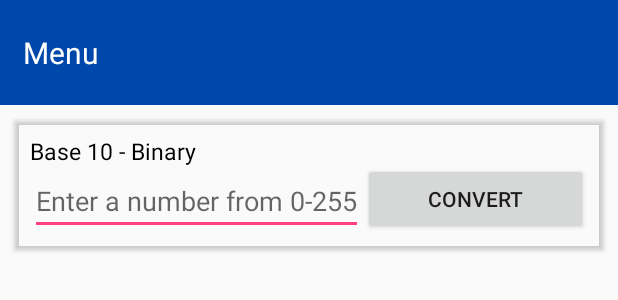
After one commit to engineksoftware/AndroidToArduino, an Android app: the layout activity_main_fragment.xml on its own in the app's theme, with its tools: preview values and no code run, on a phone screen of 412 x 824 dp. The commit adds this screen. Shown: the top 300 px of the screen. Run offline under Robolectric (Android 15) with nearby library versions, the phone set to English and light mode, and no system bars.

Commit message:
Added the UI for entering a Base 10 number. Added the function that sends the number to the bluetooth module.

```diff
--- a/app/src/main/AndroidManifest.xml
+++ b/app/src/main/AndroidManifest.xml
@@ -18,7 +18,8 @@
                 <category android:name="android.intent.category.LAUNCHER" />
             </intent-filter>
         </activity>
-        <activity android:name=".DeviceFragment"></activity>
+        <activity android:name=".DeviceFragment" />
+        <activity android:name=".MainFragment"></activity>
     </application>
 
 </manifest>
--- /dev/null
+++ b/app/src/main/res/layout/activity_main_fragment.xml
@@ -0,0 +1,69 @@
+<?xml version="1.0" encoding="utf-8"?>
+<RelativeLayout xmlns:android="http://schemas.android.com/apk/res/android"
+    xmlns:tools="http://schemas.android.com/tools"
+    android:layout_width="match_parent"
+    android:layout_height="match_parent"
+    android:clipToPadding="false"
+    tools:context="engineksoftware.arudinoproject.MainFragment">
+
+    <RelativeLayout
+        android:background="@color/cobalt_blue"
+        android:id="@+id/topBar"
+        android:layout_width="match_parent"
+        android:layout_height="70dp">
+
+        <TextView
+            android:layout_marginLeft="15dp"
+            android:textSize="20sp"
+            android:textColor="@color/white"
+            android:layout_centerVertical="true"
+            android:text="Menu"
+            android:id="@+id/screenTitle"
+            android:layout_width="wrap_content"
+            android:layout_height="wrap_content" />
+
+    </RelativeLayout>
+
+    <RelativeLayout
+        android:outlineProvider="bounds"
+        android:elevation="2dp"
+        android:paddingBottom="10dp"
+        android:paddingTop="10dp"
+        android:paddingRight="10dp"
+        android:paddingLeft="10dp"
+        android:layout_marginBottom="10dp"
+        android:layout_marginRight="10dp"
+        android:layout_marginLeft="10dp"
+        android:layout_marginTop="10dp"
+        android:id="@+id/numtobinLayout"
+        android:layout_below="@id/topBar"
+        android:layout_width="match_parent"
+        android:layout_height="wrap_content">
+
+        <TextView
+            android:textColor="@color/black"
+            android:id="@+id/numtobinText"
+            android:textSize="15sp"
+            android:text="Base 10 - Binary"
+            android:layout_width="wrap_content"
+            android:layout_height="wrap_content" />
+
+        <EditText
+            android:id="@+id/editBase10"
+            android:hint="Enter a number from 0-255"
+            android:layout_below="@+id/numtobinText"
+            android:layout_width="wrap_content"
+            android:layout_height="wrap_content" />
+
+        <Button
+            android:layout_alignBottom="@+id/editBase10"
+            android:id="@+id/buttonConvert"
+            android:layout_alignParentRight="true"
+            android:layout_toRightOf="@+id/editBase10"
+            android:text="Convert"
+            android:layout_width="wrap_content"
+            android:layout_height="wrap_content" />
+
+    </RelativeLayout>
+
+</RelativeLayout>
--- a/app/src/main/res/values/colors.xml
+++ b/app/src/main/res/values/colors.xml
@@ -5,4 +5,5 @@
     <color name="colorAccent">#FF4081</color>
     <color name="cobalt_blue">#0047ab</color>
     <color name="white">#ffffff</color>
+    <color name="black">#000000</color>
 </resources>
```
Also changed, not shown: app/src/main/java/engineksoftware/arudinoproject/DeviceFragment.java (+4 -43 lines), app/src/main/java/engineksoftware/arudinoproject/MainActivity.java (+101 -5 lines), app/src/main/java/engineksoftware/arudinoproject/MainFragment.java (added, +39 -0 lines).
